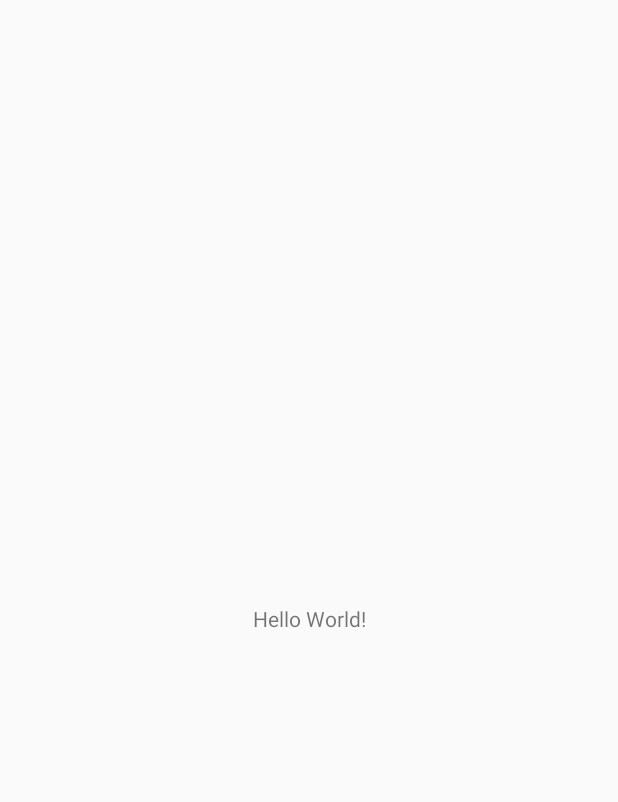
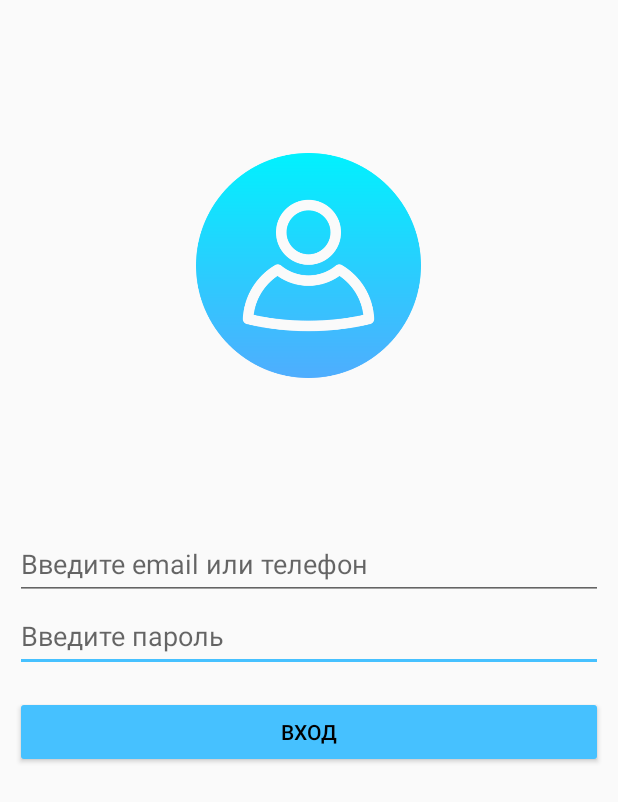
Before and after one commit to Zolomed/mobilki2, an Android app: the screen it shows after launch (MainActivity), on a phone screen of 412 x 824 dp. Before the commit the part shown is almost empty. Shown: the top 802 px of the screen. Run offline under Robolectric (Android 15) with nearby library versions, the phone set to English and light mode, and no system bars.

Commit message:
Redid the log

```diff
--- a/app/src/main/java/com/example/myapplication/MainActivity.java
+++ b/app/src/main/java/com/example/myapplication/MainActivity.java
@@ -2,12 +2,18 @@ package com.example.myapplication;
 
 import android.support.v7.app.AppCompatActivity;
 import android.os.Bundle;
+import android.util.Log;
+import android.view.View;
 
 public class MainActivity extends AppCompatActivity {
-
-    @Override
+    private static final String TAG = "Moi Dnewnik";
     protected void onCreate(Bundle savedInstanceState) {
         super.onCreate(savedInstanceState);
         setContentView(R.layout.activity_main);
+        findViewById(R.id.authorizationButton).setOnClickListener(new View.OnClickListener() {
+            public void onClick(View view) {
+                Log.i(TAG, "Сработал log");
+            }
+        });
     }
 }
--- a/app/src/main/res/layout/activity_main.xml
+++ b/app/src/main/res/layout/activity_main.xml
@@ -6,13 +6,61 @@
     android:layout_height="match_parent"
     tools:context=".MainActivity">
 
-    <TextView
-        android:layout_width="wrap_content"
-        android:layout_height="wrap_content"
-        android:text="Hello World!"
+    <ImageView
+        android:id="@+id/authorizationPicture"
+        android:layout_width="150dp"
+        android:layout_height="150dp"
         app:layout_constraintBottom_toBottomOf="parent"
         app:layout_constraintEnd_toEndOf="parent"
+        app:layout_constraintHorizontal_bias="0.498"
         app:layout_constraintStart_toStartOf="parent"
-        app:layout_constraintTop_toTopOf="parent" />
+        app:layout_constraintTop_toTopOf="parent"
+        app:layout_constraintVertical_bias="0.151"
+        app:srcCompat="@drawable/authorization_user" />
 
+    <Button
+        android:id="@+id/authorizationButton"
+        android:layout_width="match_parent"
+        android:layout_height="wrap_content"
+        android:layout_marginStart="10dp"
+        android:layout_marginTop="16dp"
+        android:layout_marginEnd="10dp"
+        android:backgroundTint="@color/blue"
+        android:text="@string/authorization_button"
+        android:textColor="@color/black"
+        app:layout_constraintEnd_toEndOf="parent"
+        app:layout_constraintHorizontal_bias="0.0"
+        app:layout_constraintStart_toStartOf="parent"
+        app:layout_constraintTop_toBottomOf="@+id/authorizationNumberPassword" />
+
+    <EditText
+        android:id="@+id/authorizationNumberPassword"
+        android:layout_width="match_parent"
+        android:layout_height="wrap_content"
+        android:layout_marginStart="10dp"
+        android:layout_marginEnd="10dp"
+        android:ems="10"
+        android:hint="@string/authorization_password_hint"
+        android:inputType="numberPassword"
+        android:minHeight="48dp"
+        android:textColor="@color/black"
+        app:layout_constraintEnd_toEndOf="parent"
+        app:layout_constraintStart_toStartOf="parent"
+        app:layout_constraintTop_toBottomOf="@+id/authorizationEmailAddress" />
+
+    <EditText
+        android:id="@+id/authorizationEmailAddress"
+        android:layout_width="match_parent"
+        android:layout_height="wrap_content"
+        android:layout_marginStart="10dp"
+        android:layout_marginTop="100dp"
+        android:layout_marginEnd="10dp"
+        android:ems="10"
+        android:hint="@string/authorization_email_hint"
+        android:inputType="textEmailAddress"
+        android:minHeight="48dp"
+        android:textColor="@color/black"
+        app:layout_constraintEnd_toEndOf="parent"
+        app:layout_constraintStart_toStartOf="parent"
+        app:layout_constraintTop_toBottomOf="@+id/authorizationPicture" />
 </android.support.constraint.ConstraintLayout>
--- a/app/src/main/res/values-night/themes.xml
+++ b/app/src/main/res/values-night/themes.xml
@@ -2,9 +2,9 @@
     <!-- Base application theme. -->
     <style name="Theme.MyApplication" parent="Theme.AppCompat.Light.NoActionBar">
         <!-- Primary brand color. -->
-        <item name="colorPrimary">@color/purple_200</item>
-        <item name="colorPrimaryDark">@color/purple_700</item>
-        <item name="colorAccent">@color/teal_200</item>
+        <item name="colorPrimary">@color/blue</item>
+        <item name="colorPrimaryDark">@color/black</item>
+        <item name="colorAccent">@color/blue</item>
         <!-- Customize your theme here. -->
     </style>
 </resources>
--- a/app/src/main/res/values/colors.xml
+++ b/app/src/main/res/values/colors.xml
@@ -1,12 +1,6 @@
 <?xml version="1.0" encoding="utf-8"?>
 <resources>
-    <color name="purple_200">#FFBB86FC</color>
-    <color name="purple_500">#FF6200EE</color>
-    <color name="purple_700">#FF3700B3</color>
-    <color name="teal_200">#FF03DAC5</color>
-    <color name="teal_700">#FF018786</color>
     <color name="black">#FF000000</color>
     <color name="white">#FFFFFFFF</color>
-    <color name="green">#008000</color>
-    <color name="gray">#808080</color>
+    <color name="blue">#46C1FF</color>
 </resources>
--- a/app/src/main/res/values/strings.xml
+++ b/app/src/main/res/values/strings.xml
@@ -1,7 +1,7 @@
 <resources>
-    <string name="app_name">My Application</string>
-    <string name="button">Далее</string>
-    <string name="text">Введите имя/группу</string>
-    <string name="hint">Поиск</string>
-    <string name="hint_text">Неверно</string>
+    <string name="app_name">Moi Dnevnik</string>
+    <string name="authorization_text">Заполните данные для входа</string>
+    <string name="authorization_email_hint">Введите email или телефон</string>
+    <string name="authorization_password_hint">Введите пароль</string>
+    <string name="authorization_button">Вход</string>
 </resources>
--- a/app/src/main/res/values/themes.xml
+++ b/app/src/main/res/values/themes.xml
@@ -2,9 +2,9 @@
     <!-- Base application theme. -->
     <style name="Theme.MyApplication" parent="Theme.AppCompat.Light.NoActionBar">
         <!-- Primary brand color. -->
-        <item name="colorPrimary">@color/purple_500</item>
-        <item name="colorPrimaryDark">@color/purple_700</item>
-        <item name="colorAccent">@color/teal_200</item>
+        <item name="colorPrimary">@color/blue</item>
+        <item name="colorPrimaryDark">@color/black</item>
+        <item name="colorAccent">@color/blue</item>
         <!-- Customize your theme here. -->
     </style>
 </resources>
```
Also changed, not shown: app/src/main/AndroidManifest.xml (+0 -21 lines), app/src/main/java/com/example/myapplication/ConstraintLayout.java (deleted, +0 -13 lines), app/src/main/java/com/example/myapplication/LinerLayout.java (deleted, +0 -28 lines), app/src/main/java/com/example/myapplication/ReleativeLayout.java (deleted, +0 -13 lines), app/src/main/res/layout/constraint_layout.xml (deleted, +0 -55 lines), app/src/main/res/layout/liner_layout.xml (deleted, +0 -46 lines), app/src/main/res/layout/releative_layout.xml (deleted, +0 -62 lines), app/src/main/res/drawable-v24/pr1.png (deleted), app/src/main/res/drawable-v24/pr2.png (deleted), app/src/main/res/drawable-v24/pr3.png (deleted), app/src/main/res/drawable/authorization_user.png (added).
